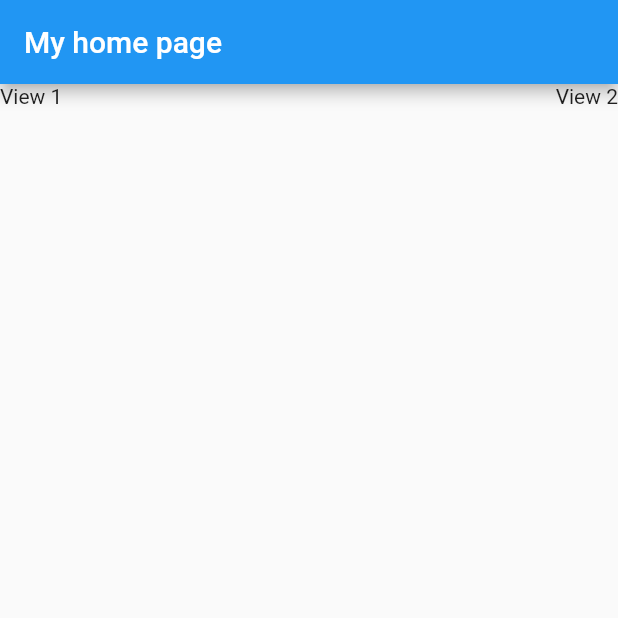
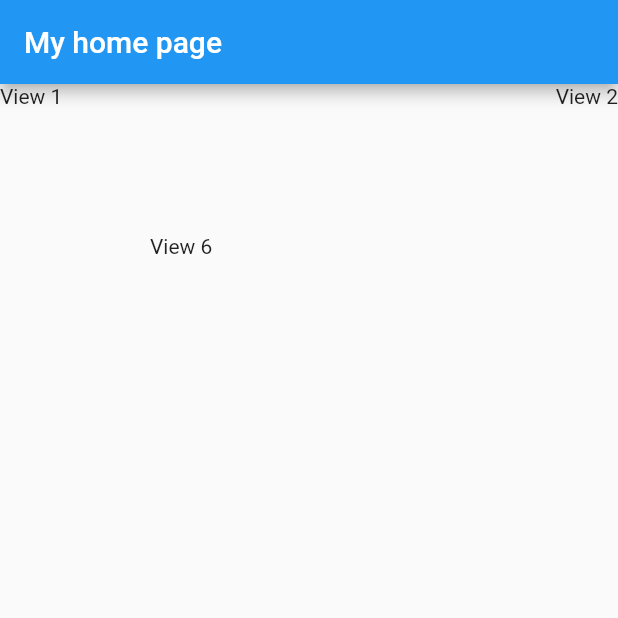
Before and after one commit to phamtanphat/flutter_widget29092023, a Flutter app: the screen it shows after launch, on a phone screen of 412 x 824 dp, the top half of it. Run offline on Flutter 3.47's test engine with Material 2 defaults, Android fonts, the phone set to English and light mode, and no system bars.

Commit message:
positioned

```diff
--- a/lib/my_home_page.dart
+++ b/lib/my_home_page.dart
@@ -38,6 +38,12 @@ class _MyHomePageState extends State<MyHomePage> {
                   alignment: Alignment.center,
                   child: Text("View 5")
               ),
+              Positioned(
+                  top: 100,
+                  bottom: 20,
+                  left: 100,
+                  child: Text("View 6")
+              )
             ],
           )
         ),
```
